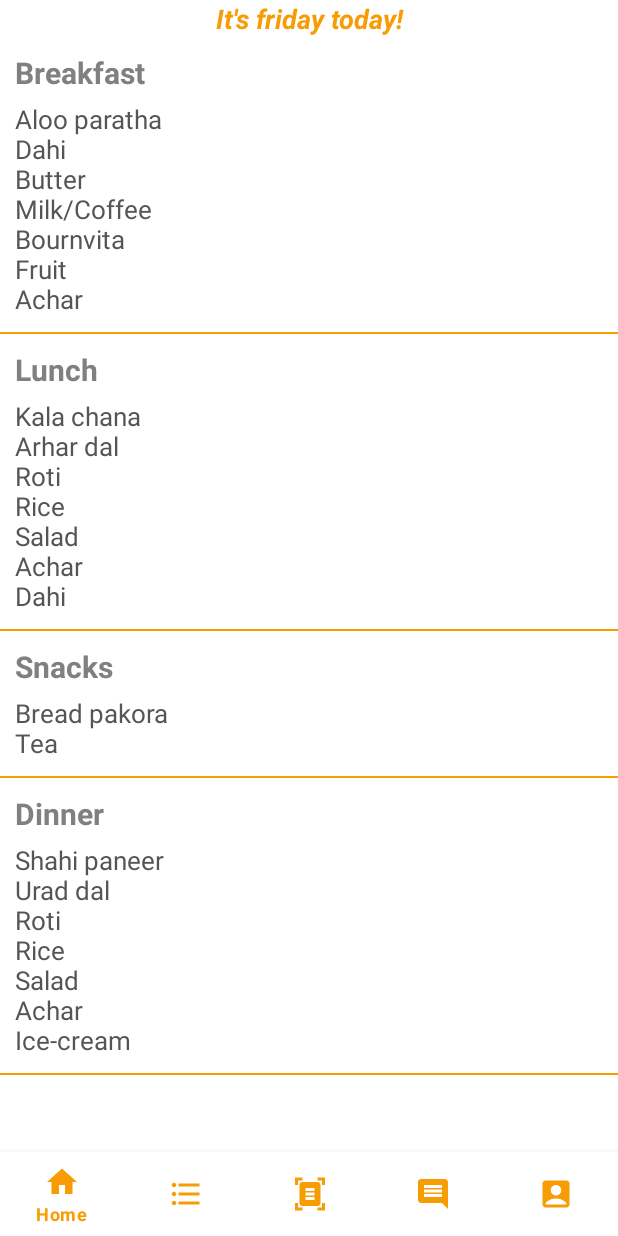
After one commit to Deepraj99/Bhojnalya, an Android app: the fragment VegMenuFragment placed in its activity, on a phone screen of 412 x 824 dp. The commit adds this screen. Run offline under Robolectric (Android 15) with nearby library versions, the phone set to English and light mode, and no system bars.

Commit message:
made two fragments for two mess

```diff
--- /dev/null
+++ b/app/src/main/java/com/example/bhojnalya/NonVegMenuFragment.java
@@ -0,0 +1,90 @@
+package com.example.bhojnalya;
+
+import android.os.Bundle;
+
+import androidx.fragment.app.Fragment;
+
+import android.view.LayoutInflater;
+import android.view.View;
+import android.view.ViewGroup;
+import android.widget.ListView;
+import android.widget.TextView;
+
+import java.text.SimpleDateFormat;
+import java.util.Date;
+
+public class NonVegMenuFragment extends Fragment {
+
+    SimpleDateFormat sdf = new SimpleDateFormat("EEEE");
+    Date d = new Date();
+    String dayOfTheWeek = sdf.format(d);
+
+    ListView listView;
+    TextView currentDay;
+    String[] headingList = {"Breakfast", "Lunch", "Snacks", "Dinner"};
+    String[] descriptionList;
+
+    public View onCreateView(LayoutInflater inflater, ViewGroup container, Bundle savedInstanceState) {
+
+        View nonVegMenuFragment = inflater.inflate(R.layout.fragment_non_veg_menu, container, false);
+
+        switch (dayOfTheWeek) {
+            case "Sunday":
+                descriptionList = new String[]{
+                        "Egg bhurji\nBread-2\nMilk/Coffee\nBournvita",
+                        "Chole bhature\nRice\nLassi\nSalad\nAachar",
+                        "50-50 biscuit\nTea",
+                        "Green seasonal vegetable\nArhar dal\nRoti\nRice\nSalad\nSewai"};
+                break;
+            case "Monday":
+                descriptionList = new String[]{
+                        "Poha\nMilk/Coffee\nBournvita",
+                        "Aloo matar\nMaa chole\nDal\nRice\nRoti\nDahi\nAchar\nSalad",
+                        "Samosa\nTea",
+                        "Kadhai chicken\nMashoor dal\nRoti\nRice\nSalad\nGulaab jamun"};
+                break;
+            case "Tuesday":
+                descriptionList = new String[]{
+                        "Seasonal paratha\nDahi\nButter\nMilk/Coffee\nAchar\nFruit",
+                        "Aloo puri\nRice\nDahi\nSalad\nAchar",
+                        "Samosa",
+                        "Mix vegetable\nChana dal\nRoti\nRice\nSalad\nKesar kulfi"};
+                break;
+            case "Wednesday":
+                descriptionList = new String[]{
+                        "Upma\nCornflakes\nMilk/Coffee\nFruit",
+                        "White chole\nRoti\nRice\nSalad\nDahi\nLassi",
+                        "Parle-G biscuit\nTea",
+                        "Egg curry\nMoong dal\nRoti\nFried rice\nSalad\nAchar\nRasgulla"};
+                break;
+            case "Thursday":
+                descriptionList = new String[]{
+                        "Missa paratha\nButter\nDahi\nMilk/Coffee\nBournvita\nFruit",
+                        "Kadhi pakoda\nJeera aloo\nRoti\nRice\nSalad\nAchar",
+                        "Biscuit\nLamonade",
+                        "Seasonal vegetables\nDal makhani\nRoti\nRice\nSalad\nKheer"};
+                break;
+            case "Friday":
+                descriptionList = new String[]{
+                        "Aloo paratha\nDahi\nButter\nMilk/Coffee\nBournvita\nFruit\nAchar",
+                        "Kala chana\nArhar dal\nRoti\nRice\nSalad\nAchar\nDahi",
+                        "Bread pakora\nTea",
+                        "Butter chicken\nUrad dal\nRoti\nRice\nSalad\nAchar\nIce-cream"};
+                break;
+            default:
+                descriptionList = new String[]{
+                        "Daliya with mixed dry fruits\nSprouts\nTea",
+                        "Rajma\nRoti\nRice\nSalad\nAchar\nDahi",
+                        "Namkeen\nTea",
+                        "Seasonal kofta\nMaa chana dal\nRoti\nRice\nSalad\nAchar\nSooji Halwa"};
+                break;
+        }
+
+        currentDay = nonVegMenuFragment.findViewById(R.id.current_day_tv);
+        currentDay.setText("It's " + dayOfTheWeek.toLowerCase() + " today!");
+        listView = nonVegMenuFragment.findViewById(R.id.customListView);
+        CustomBaseAdapter customBaseAdapter = new CustomBaseAdapter(getActivity().getApplicationContext(), headingList, descriptionList);
+        listView.setAdapter(customBaseAdapter);
+        return nonVegMenuFragment;
+    }
+}
--- /dev/null
+++ b/app/src/main/java/com/example/bhojnalya/VegMenuFragment.java
@@ -0,0 +1,94 @@
+package com.example.bhojnalya;
+
+import android.os.Bundle;
+
+import androidx.fragment.app.Fragment;
+
+import android.view.LayoutInflater;
+import android.view.View;
+import android.view.ViewGroup;
+import android.widget.ListView;
+import android.widget.TextView;
+
+
+import java.text.SimpleDateFormat;
+import java.util.Date;
+
+
+
+public class VegMenuFragment extends Fragment {
+
+    SimpleDateFormat sdf = new SimpleDateFormat("EEEE");
+    Date d = new Date();
+    String dayOfTheWeek = sdf.format(d);
+
+    ListView listView;
+    TextView currentDay;
+    String[] headingList = {"Breakfast", "Lunch", "Snacks", "Dinner"};
+    String[] descriptionList;
+
+    @Override
+    public View onCreateView(LayoutInflater inflater, ViewGroup container, Bundle savedInstanceState) {
+
+        View vegMenuFragment = inflater.inflate(R.layout.fragment_veg_menu, container, false);
+
+        switch (dayOfTheWeek) {
+            case "Sunday":
+                descriptionList = new String[]{
+                        "Sandwich\nKetchup\nMilk/Coffee\nBournvita",
+                        "Chole bhature\nRice\nLassi\nSalad\nAachar",
+                        "50-50 biscuit\nTea",
+                        "Green seasonal vegetable\nArhar dal\nRoti\nRice\nSalad\nSewai"};
+                break;
+            case "Monday":
+                descriptionList = new String[]{
+                        "Poha\nMilk/Coffee\nBournvita",
+                        "Aloo matar\nMaa chole\nDal\nRice\nRoti\nDahi\nAchar\nSalad",
+                        "Samosa\nTea",
+                        "Matar paneer\nMashoor dal\nRoti\nRice\nSalad\nGulaab jamun"};
+                break;
+            case "Tuesday":
+                descriptionList = new String[]{
+                        "Seasonal paratha\nDahi\nButter\nMilk/Coffee\nAchar\nFruit",
+                        "Aloo puri\nRice\nDahi\nSalad\nAchar",
+                        "Samosa",
+                        "Mix vegetable\nChana dal\nRoti\nRice\nSalad\nKesar kulfi"};
+                break;
+            case "Wednesday":
+                descriptionList = new String[]{
+                        "Upma\nCornflakes\nMilk/Coffee\nFruit",
+                        "White chole\nRoti\nRice\nSalad\nDahi\nLassi",
+                        "Parle-G biscuit\nTea",
+                        "Kadhai paneer\nMoong dal\nRoti\nFried rice\nSalad\nAchar\nRasgulla"};
+                break;
+            case "Thursday":
+                descriptionList = new String[]{
+                        "Simple paratha\nAloo sabji\nButter\nDahi\nMilk/Coffee\nBournvita",
+                        "Kadhi pakoda\nJeera aloo\nRoti\nRice\nSalad\nAchar",
+                        "Biscuit\nLamonade",
+                        "Seasonal vegetables\nDal makhani\nRoti\nRice\nSalad\nKheer"};
+                break;
+            case "Friday":
+                descriptionList = new String[]{
+                        "Aloo paratha\nDahi\nButter\nMilk/Coffee\nBournvita\nFruit\nAchar",
+                        "Kala chana\nArhar dal\nRoti\nRice\nSalad\nAchar\nDahi",
+                        "Bread pakora\nTea",
+                        "Shahi paneer\nUrad dal\nRoti\nRice\nSalad\nAchar\nIce-cream"};
+                break;
+            default:
+                descriptionList = new String[]{
+                        "Daliya with mixed dry fruits\nSprouts\nTea",
+                        "Rajma\nRoti\nRice\nSalad\nAchar\nDahi",
+                        "Namkeen\nTea",
+                        "Seasonal kofta\nMaa chana dal\nRoti\nRice\nSalad\nAchar\nSooji Halwa"};
+                break;
+        }
+
+        currentDay = vegMenuFragment.findViewById(R.id.current_day_tv);
+        currentDay.setText("It's " + dayOfTheWeek.toLowerCase() + " today!");
+        listView = vegMenuFragment.findViewById(R.id.customListView);
+        CustomBaseAdapter customBaseAdapter = new CustomBaseAdapter(getActivity().getApplicationContext(), headingList, descriptionList);
+        listView.setAdapter(customBaseAdapter);
+        return vegMenuFragment;
+    }
+}
--- /dev/null
+++ b/app/src/main/res/layout/fragment_veg_menu.xml
@@ -0,0 +1,37 @@
+<?xml version="1.0" encoding="utf-8"?>
+<androidx.constraintlayout.widget.ConstraintLayout
+    xmlns:android="http://schemas.android.com/apk/res/android"
+    xmlns:app="http://schemas.android.com/apk/res-auto"
+    xmlns:tools="http://schemas.android.com/tools"
+    android:layout_width="match_parent"
+    android:layout_height="match_parent"
+    tools:context=".VegMenuFragment">
+
+
+    <TextView
+        android:id="@+id/current_day_tv"
+        android:layout_width="0dp"
+        android:layout_height="wrap_content"
+        android:text="It's sunday today"
+        android:textColor="@color/yellow"
+        android:textSize="18sp"
+        android:textStyle="bold|italic"
+        android:gravity="center_horizontal"
+        app:layout_constraintEnd_toEndOf="parent"
+        app:layout_constraintStart_toStartOf="parent"
+        app:layout_constraintTop_toTopOf="parent" />
+
+
+    <ListView
+        android:id="@+id/customListView"
+        android:layout_width="match_parent"
+        android:layout_height="0dp"
+        android:divider="@color/yellow"
+        android:dividerHeight="1dp"
+        app:layout_constraintBottom_toBottomOf="parent"
+        app:layout_constraintEnd_toEndOf="parent"
+        app:layout_constraintStart_toStartOf="parent"
+        app:layout_constraintTop_toBottomOf="@+id/current_day_tv" />
+
+
+</androidx.constraintlayout.widget.ConstraintLayout>
--- a/app/src/main/res/values/colors.xml
+++ b/app/src/main/res/values/colors.xml
@@ -8,6 +8,7 @@
     <color name="black">#FF000000</color>
     <color name="white">#FFFFFFFF</color>
     <color name="yellow">#FFF89C04</color>
+    <color name="light_yellow">#FFD3D3D3</color>
     <color name="gray">#FF808080</color>
     <color name="dark_gray">#FF555555</color>
 </resources>
--- a/app/src/main/res/values/strings.xml
+++ b/app/src/main/res/values/strings.xml
@@ -9,4 +9,6 @@
     <string name="log_in">Log In</string>
     <!-- TODO: Remove or change this placeholder text -->
     <string name="hello_blank_fragment">Hello blank fragment</string>
+    <string name="nonveg_menu">NonVeg Menu</string>
+    <string name="veg_menu">Veg Menu</string>
 </resources>
```
Also changed, not shown: app/src/main/java/com/example/bhojnalya/HomeFragment.java (+35 -116 lines), app/src/main/res/layout/fragment_home.xml (+30 -65 lines), app/src/main/res/layout/fragment_non_veg_menu.xml (added, +37 -0 lines).
